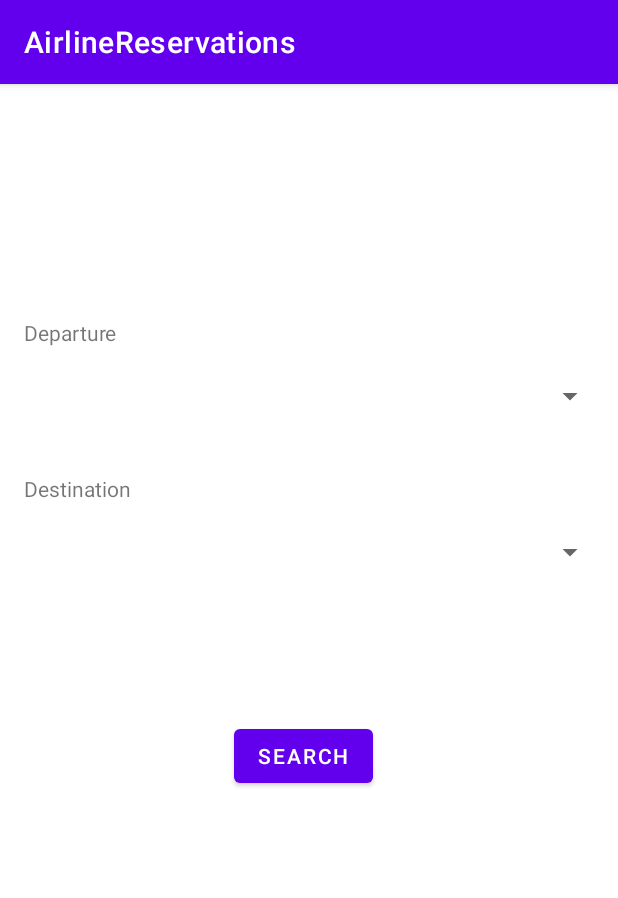
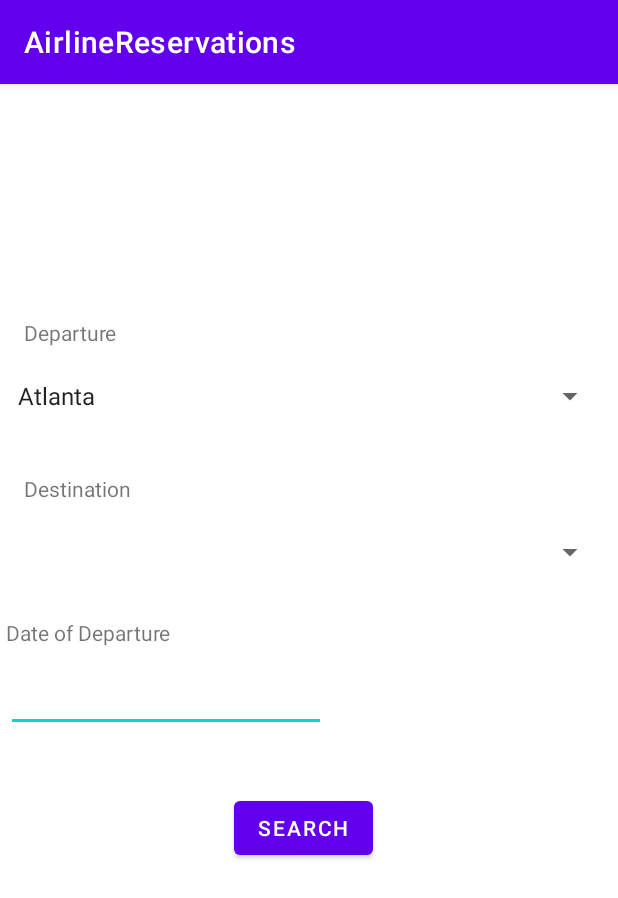
Before and after one commit to pestilence-and-war/AirlineReservations, an Android app: the fragment SearchFragment shown on its own in the app's theme, on a phone screen of 412 x 824 dp. Shown: the top 898 px of the screen. Run offline under Robolectric (Android 15) with nearby library versions, the phone set to English and light mode, and no system bars; 1 statement that could not run was skipped.

Commit message:
Added a "date picker"

```diff
--- a/app/src/main/java/com/example/airlinereservations/SearchFragment.java
+++ b/app/src/main/java/com/example/airlinereservations/SearchFragment.java
@@ -10,6 +10,11 @@ import android.view.View;
 import android.view.ViewGroup;
 import java.util.List;
 import android.widget.Spinner;
+import android.widget.ArrayAdapter;
+import android.app.DatePickerDialog;
+import android.widget.DatePicker;
+import java.util.Calendar;
+import android.widget.EditText;
 
 public class SearchFragment extends Fragment {
 
@@ -31,8 +36,34 @@ public class SearchFragment extends Fragment {
         super.onViewCreated(view, savedInstanceState);
         mViewModel = new ViewModelProvider(this).get(SearchViewModel.class);
         // actions within the view
-        Spinner spinnerOrigin = view.findViewById(R.id.spinnerOrigin);
+        final Spinner spinnerOrigin = view.findViewById(R.id.spinnerOrigin);
 
+        ArrayAdapter<CharSequence> adapter = ArrayAdapter.createFromResource(view.getContext(),
+                R.array.airports_array, android.R.layout.simple_spinner_item);
+        adapter.setDropDownViewResource(android.R.layout.simple_spinner_dropdown_item);
+        spinnerOrigin.setAdapter(adapter);
+
+        final EditText editTextDepartureDate = view.findViewById(R.id.editTextDepartureDate);
+
+        editTextDepartureDate.setOnClickListener(new View.OnClickListener() {
+            @Override
+            public void onClick(View v) {
+                Calendar c = Calendar.getInstance();
+                int year = c.get(Calendar.YEAR);
+                int month = c.get(Calendar.MONTH);
+                int day = c.get(Calendar.DAY_OF_MONTH);
+
+                DatePickerDialog datePickerDialog = new DatePickerDialog(view.getContext(), new DatePickerDialog.OnDateSetListener() {
+                    @Override
+                    public void onDateSet(DatePicker view, int year, int month, int dayOfMonth) {
+                        String selectedDate = year + "-" + (month + 1) + "-" + dayOfMonth;
+                        editTextDepartureDate.setText(selectedDate);
+                    }
+                }, year, month, day);
+                datePickerDialog.getDatePicker().setMinDate(System.currentTimeMillis() - 1000);
+                datePickerDialog.show();
+            }
+        });
         view.findViewById(R.id.buttonSearch).setOnClickListener(new View.OnClickListener() {
             @Override
             public void onClick(View view) {
--- a/app/src/main/res/layout/fragment_search.xml
+++ b/app/src/main/res/layout/fragment_search.xml
@@ -52,9 +52,31 @@
         android:layout_width="wrap_content"
         android:layout_height="wrap_content"
         android:layout_marginStart="156dp"
-        android:layout_marginTop="424dp"
+        android:layout_marginTop="472dp"
         android:text="@android:string/search_go"
         app:layout_constraintStart_toStartOf="parent"
         app:layout_constraintTop_toTopOf="parent" />
 
+    <EditText
+        android:id="@+id/editTextDepartureDate"
+        android:layout_width="wrap_content"
+        android:layout_height="wrap_content"
+        android:layout_marginStart="4dp"
+        android:layout_marginTop="384dp"
+        android:ems="10"
+        android:inputType="date"
+        android:minHeight="48dp"
+        app:layout_constraintStart_toStartOf="parent"
+        app:layout_constraintTop_toTopOf="parent" />
+
+    <TextView
+        android:id="@+id/textViewDatePicker"
+        android:layout_width="wrap_content"
+        android:layout_height="wrap_content"
+        android:layout_marginStart="4dp"
+        android:layout_marginTop="356dp"
+        android:text="Date of Departure"
+        app:layout_constraintStart_toStartOf="parent"
+        app:layout_constraintTop_toTopOf="parent" />
+
 </androidx.constraintlayout.widget.ConstraintLayout>
```
